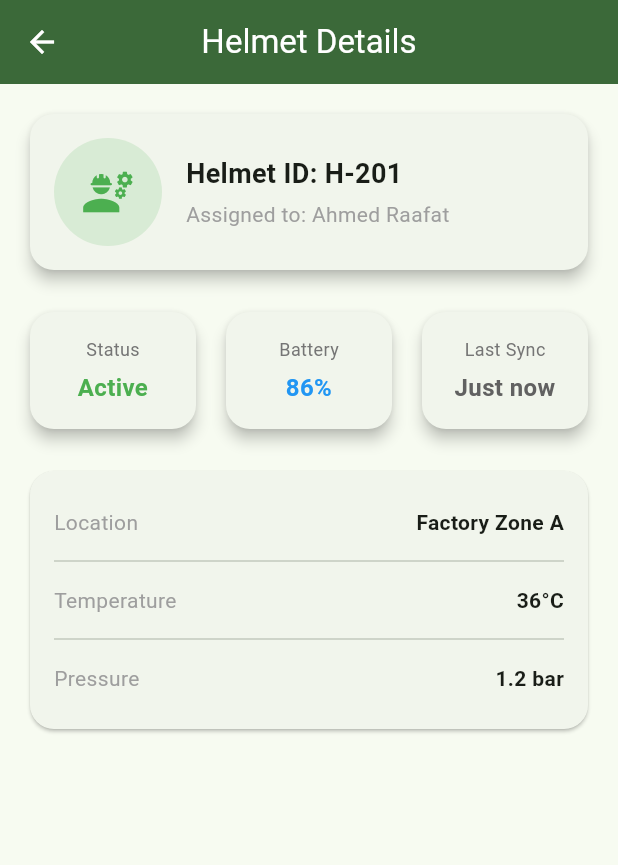
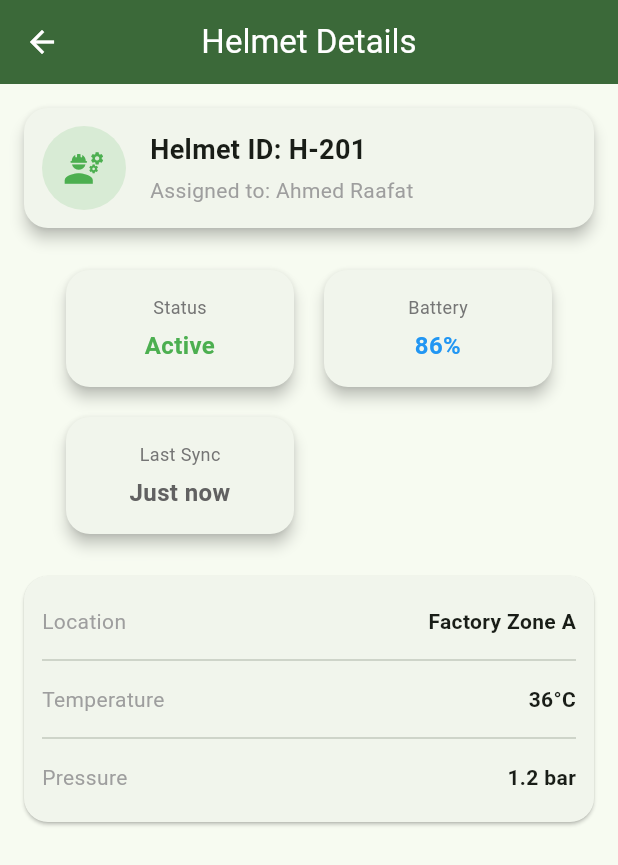
Before and after one commit to rgamr/smart-helmet-dashboard, a Flutter app: the ActiveHelmetsScreen screen opened directly, after a tap on "H-201", on a phone screen of 412 x 824 dp. Shown: the top 865 px of the screen. Run offline on Flutter 3.47's test engine with Material 3 defaults, Android fonts, the phone set to English and light mode, and no system bars.

Commit message:
Add media query responsiveness and validation to ActiveHelmets and HelmetDetails screens

```diff
--- a/lib/screens/active_helmets_screen.dart
+++ b/lib/screens/active_helmets_screen.dart
@@ -29,7 +29,7 @@ class ActiveHelmetsScreen extends StatelessWidget {
     ),
   ];
 
-  Color _statusColor(String status) {
+  Color _statusColor(String? status) {
     switch (status) {
       case 'Active':
         return Colors.green;
@@ -40,21 +40,36 @@ class ActiveHelmetsScreen extends StatelessWidget {
     }
   }
 
-  Color _batteryColor(int battery) {
-    if (battery > 20) return Colors.green;
-    return Colors.red;
+  Color _batteryColor(int? battery) {
+    if (battery == null) return Colors.grey;
+    if (battery <= 20) return Colors.red;
+    return Colors.green;
   }
 
   @override
   Widget build(BuildContext context) {
+    final screenWidth = MediaQuery.of(context).size.width;
+
+    final isSmall = screenWidth < 600;
+    final padding = isSmall ? 12.0 : 16.0;
+    final iconSize = isSmall ? 20.0 : 24.0;
+    final titleSize = isSmall ? 14.0 : 16.0;
+
     return Scaffold(
       appBar: AppBar(title: const Text('Active Helmets')),
-      body: ListView.separated(
-        padding: const EdgeInsets.all(16),
+      body: helmets.isEmpty
+          ? const Center(child: Text('No helmets available'))
+          : ListView.separated(
+        padding: EdgeInsets.all(padding),
         itemCount: helmets.length,
         separatorBuilder: (_, __) => const SizedBox(height: 12),
         itemBuilder: (context, index) {
           final helmet = helmets[index];
+
+          final workerName =
+          helmet.workerName?.isNotEmpty == true
+              ? helmet.workerName!
+              : 'Unassigned';
 
           return InkWell(
             borderRadius: BorderRadius.circular(14),
@@ -62,7 +77,8 @@ class ActiveHelmetsScreen extends StatelessWidget {
               Navigator.push(
                 context,
                 MaterialPageRoute(
-                  builder: (_) => HelmetDetailsScreen(helmet: helmet),
+                  builder: (_) =>
+                      HelmetDetailsScreen(helmet: helmet),
                 ),
               );
             },
@@ -71,14 +87,15 @@ class ActiveHelmetsScreen extends StatelessWidget {
                 borderRadius: BorderRadius.circular(14),
               ),
               child: Padding(
-                padding: const EdgeInsets.all(14),
+                padding: EdgeInsets.all(padding),
                 child: Row(
                   children: [
                     CircleAvatar(
-                      backgroundColor:
-                      _statusColor(helmet.status).withOpacity(0.15),
+                      backgroundColor: _statusColor(helmet.status)
+                          .withOpacity(0.15),
                       child: Icon(
                         Icons.security,
+                        size: iconSize,
                         color: _statusColor(helmet.status),
                       ),
                     ),
@@ -89,25 +106,33 @@ class ActiveHelmetsScreen extends StatelessWidget {
                         crossAxisAlignment: CrossAxisAlignment.start,
                         children: [
                           Text(
-                            helmet.id,
-                            style: const TextStyle(
-                                fontWeight: FontWeight.w600),
+                            helmet.id.isNotEmpty
+                                ? helmet.id
+                                : 'Unknown ID',
+                            style: TextStyle(
+                              fontSize: titleSize,
+                              fontWeight: FontWeight.w600,
+                            ),
                           ),
                           Text(
-                            helmet.workerName ?? 'Unassigned',
+                            workerName,
                             style: const TextStyle(color: Colors.grey),
                           ),
                           const SizedBox(height: 6),
-                          Row(
+                          Wrap(
+                            spacing: 6,
+                            runSpacing: 4,
                             children: [
                               _Badge(
                                 label: helmet.status,
-                                color: _statusColor(helmet.status),
+                                color:
+                                _statusColor(helmet.status),
                               ),
-                              const SizedBox(width: 6),
                               _Badge(
-                                label: 'Battery ${helmet.battery}%',
-                                color: _batteryColor(helmet.battery),
+                                label:
+                                'Battery ${helmet.battery ?? 0}%',
+                                color:
+                                _batteryColor(helmet.battery),
                               ),
                             ],
                           ),
@@ -116,8 +141,11 @@ class ActiveHelmetsScreen extends StatelessWidget {
                     ),
 
                     Text(
-                      helmet.lastUpdate,
-                      style: const TextStyle(color: Colors.grey),
+                      helmet.lastUpdate.isNotEmpty
+                          ? helmet.lastUpdate
+                          : '--',
+                      style:
+                      const TextStyle(color: Colors.grey),
                     ),
                   ],
                 ),
@@ -139,13 +167,14 @@ class _Badge extends StatelessWidget {
   @override
   Widget build(BuildContext context) {
     return Container(
-      padding: const EdgeInsets.symmetric(horizontal: 8, vertical: 4),
+      padding:
+      const EdgeInsets.symmetric(horizontal: 8, vertical: 4),
       decoration: BoxDecoration(
         color: color.withOpacity(0.15),
         borderRadius: BorderRadius.circular(8),
       ),
       child: Text(
-        label,
+        label.isNotEmpty ? label : 'N/A',
         style: TextStyle(color: color, fontSize: 12),
       ),
     );
--- a/lib/screens/helmet_details_screen.dart
+++ b/lib/screens/helmet_details_screen.dart
@@ -6,7 +6,7 @@ class HelmetDetailsScreen extends StatelessWidget {
 
   const HelmetDetailsScreen({super.key, required this.helmet});
 
-  Color _statusColor(String status) {
+  Color _statusColor(String? status) {
     switch (status) {
       case 'Active':
         return Colors.green;
@@ -20,6 +20,11 @@ class HelmetDetailsScreen extends StatelessWidget {
   @override
   Widget build(BuildContext context) {
     final theme = Theme.of(context);
+    final screenWidth = MediaQuery.of(context).size.width;
+
+    final isSmall = screenWidth < 600;
+    final padding = isSmall ? 12.0 : 16.0;
+    final iconSize = isSmall ? 28.0 : 36.0;
 
     return Scaffold(
       appBar: AppBar(
@@ -30,45 +35,48 @@ class HelmetDetailsScreen extends StatelessWidget {
       ),
       body: SafeArea(
         child: SingleChildScrollView(
-          padding: const EdgeInsets.all(16),
+          padding: EdgeInsets.all(padding),
           child: Column(
             children: [
-              // Header card
               Card(
                 elevation: 4,
                 shape: RoundedRectangleBorder(
                   borderRadius: BorderRadius.circular(16),
                 ),
                 child: Padding(
-                  padding: const EdgeInsets.all(16),
+                  padding: EdgeInsets.all(padding),
                   child: Row(
                     children: [
                       CircleAvatar(
-                        radius: 36,
+                        radius: iconSize,
                         backgroundColor:
-                        _statusColor(helmet.status).withOpacity(0.15),
+                        _statusColor(helmet.status)
+                            .withOpacity(0.15),
                         child: Icon(
                           Icons.engineering,
-                          size: 36,
+                          size: iconSize,
                           color: _statusColor(helmet.status),
                         ),
                       ),
                       const SizedBox(width: 16),
                       Expanded(
                         child: Column(
-                          crossAxisAlignment: CrossAxisAlignment.start,
+                          crossAxisAlignment:
+                          CrossAxisAlignment.start,
                           children: [
                             Text(
-                              "Helmet ID: ${helmet.id}",
+                              helmet.id.isNotEmpty
+                                  ? "Helmet ID: ${helmet.id}"
+                                  : "Helmet ID: Unknown",
                               style: const TextStyle(
-                                fontSize: 18,
-                                fontWeight: FontWeight.bold,
-                              ),
+                                  fontSize: 18,
+                                  fontWeight: FontWeight.bold),
                             ),
                             const SizedBox(height: 4),
                             Text(
                               "Assigned to: ${helmet.workerName ?? 'Unassigned'}",
-                              style: const TextStyle(color: Colors.grey),
+                              style: const TextStyle(
+                                  color: Colors.grey),
                             ),
                           ],
                         ),
@@ -80,24 +88,25 @@ class HelmetDetailsScreen extends StatelessWidget {
 
               const SizedBox(height: 20),
 
-              // Info cards
-              Row(
+              Wrap(
+                spacing: 12,
+                runSpacing: 12,
                 children: [
                   _InfoCard(
                     label: "Status",
                     value: helmet.status,
                     color: _statusColor(helmet.status),
                   ),
-                  const SizedBox(width: 12),
                   _InfoCard(
                     label: "Battery",
-                    value: "${helmet.battery}%",
+                    value: "${helmet.battery ?? 0}%",
                     color: Colors.blue,
                   ),
-                  const SizedBox(width: 12),
                   _InfoCard(
                     label: "Last Sync",
-                    value: helmet.lastUpdate,
+                    value: helmet.lastUpdate.isNotEmpty
+                        ? helmet.lastUpdate
+                        : '--',
                     color: Colors.grey.shade700,
                   ),
                 ],
@@ -105,14 +114,13 @@ class HelmetDetailsScreen extends StatelessWidget {
 
               const SizedBox(height: 20),
 
-              // Extra info
               Card(
                 shape: RoundedRectangleBorder(
                     borderRadius: BorderRadius.circular(16)),
                 child: Padding(
-                  padding: const EdgeInsets.all(16),
-                  child: Column(
-                    children: const [
+                  padding: EdgeInsets.all(padding),
+                  child: const Column(
+                    children: [
                       _DetailRow("Location", "Factory Zone A"),
                       Divider(),
                       _DetailRow("Temperature", "36°C"),
@@ -143,9 +151,11 @@ class _InfoCard extends StatelessWidget {
 
   @override
   Widget build(BuildContext context) {
-    return Expanded(
+    return SizedBox(
+      width: 160,
       child: Card(
-        shape: RoundedRectangleBorder(borderRadius: BorderRadius.circular(16)),
+        shape:
+        RoundedRectangleBorder(borderRadius: BorderRadius.circular(16)),
         elevation: 4,
         child: Padding(
           padding: const EdgeInsets.all(16),
@@ -156,7 +166,7 @@ class _InfoCard extends StatelessWidget {
                       color: Colors.grey.shade600, fontSize: 12)),
               const SizedBox(height: 6),
               Text(
-                value,
+                value.isNotEmpty ? value : 'N/A',
                 textAlign: TextAlign.center,
                 style: TextStyle(
                     fontSize: 16,
```
Also changed, not shown: lib/screens/incidents_screen.dart (+35 -13 lines).
